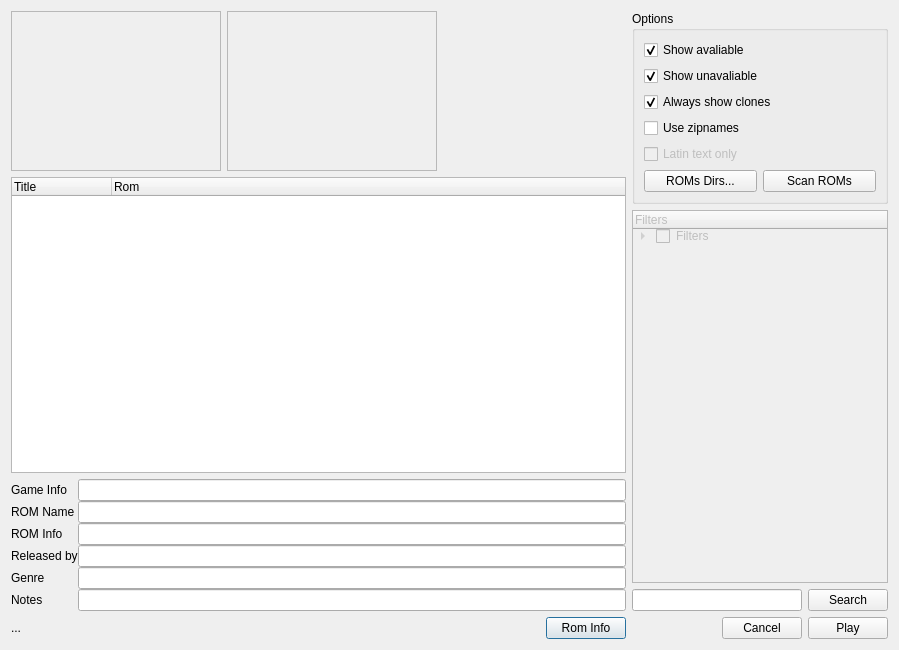
Before: the Qt Designer form trunk/src/burner/qt/selectdialog.ui in AlanTse1314/FBAlpha-, drawn with Qt 5.
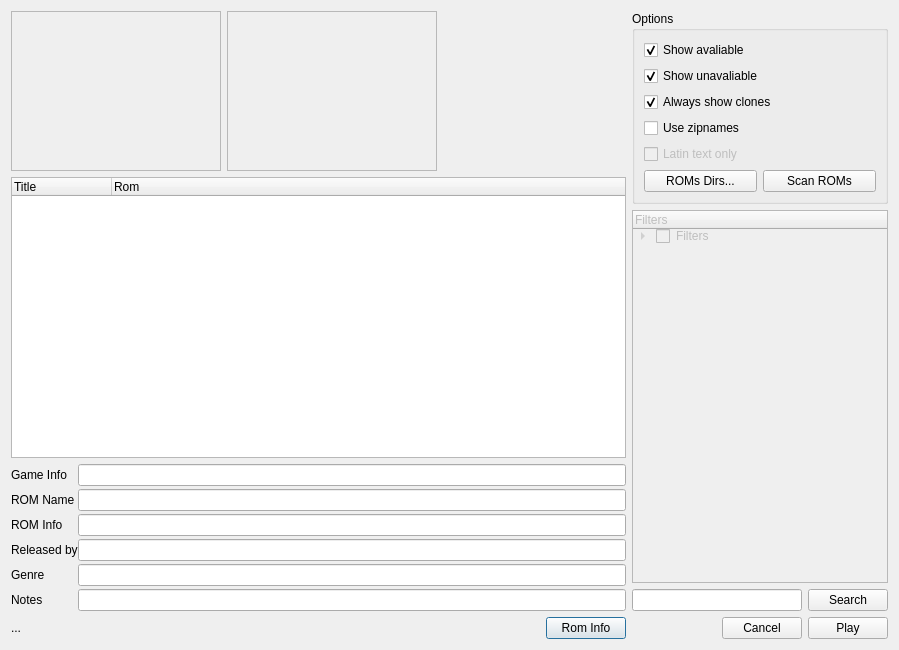
After: the same form once the commit is applied. Icons and pictures are not drawn.

```diff
--- a/trunk/src/burner/qt/selectdialog.ui
+++ b/trunk/src/burner/qt/selectdialog.ui
@@ -109,6 +109,9 @@
      </item>
      <item>
       <widget class="QTreeWidget" name="tvDrivers">
+       <property name="alternatingRowColors">
+        <bool>true</bool>
+       </property>
        <column>
         <property name="text">
          <string>Title</string>
@@ -130,7 +133,7 @@
         <number>0</number>
        </property>
        <property name="verticalSpacing">
-        <number>0</number>
+        <number>3</number>
        </property>
        <item row="0" column="0">
         <widget class="QLabel" name="label">
```
